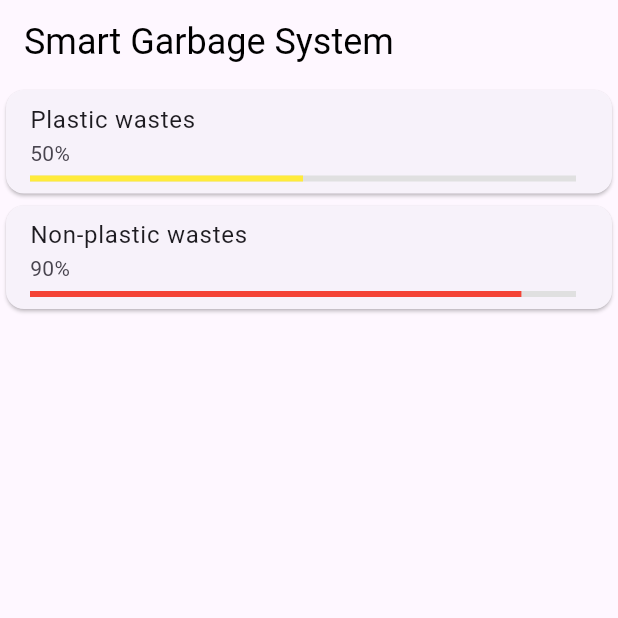
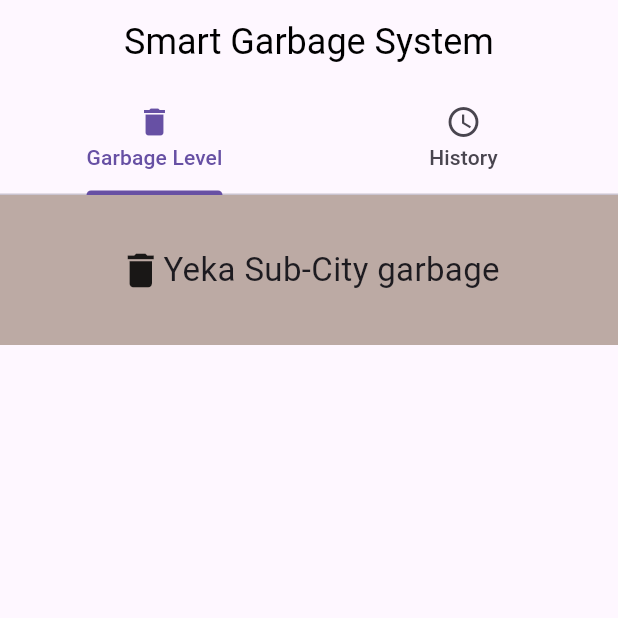
Before and after one commit to Makda-Yoseph/IETP_smart_garbage_system, a Flutter app: the screen it shows after launch, on a phone screen of 412 x 824 dp, the top half of it. Run offline on Flutter 3.47's test engine with Material 3 defaults, Android fonts, the phone set to English and light mode, and no system bars; our stand-ins replace either_dart, equatable, firebase_core, firebase_database, flutter_bloc, get_it and 1 more; missing offline and left inert: dart:ffi; accounts and stored records are empty.

Commit message:
garbage history and display level

```diff
--- /dev/null
+++ b/lib/feautures/Data/model.dart
@@ -0,0 +1,36 @@
+// 1. Create a new file named model.dart in the Data folder
+import 'package:ietp_project/feautures/Domain/entities/garbage_can_model.dart';
+
+class GarbageDataModel extends GarbageCanModel {
+  GarbageDataModel({
+    required String name,
+    required String id,
+    required int level_one,
+    required int level_two,
+  }) : super(
+          name: name,
+          id: id,
+          level_one: level_one,
+          level_two: level_two,
+        );
+
+  /// Factory method to create a GarbageCanModel instance from a JSON map
+  factory GarbageDataModel.fromJson(Map<String, dynamic> json) {
+    return GarbageDataModel(
+      name: json['name'] as String,
+      id: json['id'] as String,
+      level_one: json['level_one'] as int,
+      level_two: json['level_two'] as int,
+    );
+  }
+
+  /// Method to convert a GarbageCanModel instance to a JSON map
+  Map<String, dynamic> toJson() {
+    return {
+      'name': name,
+      'id': id,
+      'level_one': level_one,
+      'level_two': level_two,
+    };
+  }
+}
--- /dev/null
+++ b/lib/feautures/Domain/entities/garbage_can_model.dart
@@ -0,0 +1,17 @@
+import 'package:equatable/equatable.dart';
+
+class GarbageCanModel extends Equatable {
+  final String name;
+  final String id;
+  final int level_one;
+  final int level_two;
+
+  GarbageCanModel(
+      {required this.name,
+      required this.id,
+      required this.level_one,
+      required this.level_two});
+
+  @override
+  List<Object?> get props => [name, level_one, level_two, id];
+}
--- /dev/null
+++ b/lib/feautures/pages/garbage_page.dart
@@ -0,0 +1,39 @@
+import 'package:flutter/material.dart';
+// import 'package:ietp_project/feautures/pages/garbage_detail_page.dart';
+import 'garbage_detail_page.dart';
+
+class GarbagePage extends StatelessWidget {
+  @override
+  Widget build(BuildContext context) {
+    return Scaffold(
+      body: GestureDetector(
+        onTap: () {
+          Navigator.push(
+            context,
+            MaterialPageRoute(builder: (context) => garbageDetailPage()),
+          );
+        },
+        child: ClipRect(
+          child: Container(
+            color: Colors.brown[200],
+            width: double.infinity,
+            height: 100,
+            child: Center(
+              child: Row(
+                  crossAxisAlignment: CrossAxisAlignment.center,
+                  mainAxisAlignment: MainAxisAlignment.center,
+                  children: [
+                    Icon(
+                      Icons.delete,
+                      size: 30,
+                    ),
+                    Text('Yeka Sub-City garbage',
+                        style: TextStyle(fontSize: 22))
+                  ]),
+            ),
+          ),
+        ),
+      ),
+    );
+  }
+}
--- a/lib/feautures/pages/home_page.dart
+++ b/lib/feautures/pages/home_page.dart
@@ -1,65 +1,41 @@
 import 'package:flutter/material.dart';
+import 'package:ietp_project/feautures/pages/History_page.dart';
+import 'package:ietp_project/feautures/pages/garbage_page.dart';
 
 class HomePage extends StatelessWidget {
   @override
   Widget build(BuildContext context) {
-    return Scaffold(
+    return DefaultTabController(
+      length: 2, // Number of tabs
+      child: Scaffold(
         appBar: AppBar(
-        title: Text(
+          title: Center(
+            child: Text(
               'Smart Garbage System',
               style: TextStyle(color: Colors.black, fontSize: 24),
               textAlign: TextAlign.center,
             ),
           ),
-      body: Container(
-        child: Column(
-          children: <Widget>[
-            Card(
-              child: ListTile(
-                title: Text('Plastic wastes'),
-                subtitle: Column(
-                  crossAxisAlignment: CrossAxisAlignment.start,
-                  children: [
-                    Text('50%'),
-                    SizedBox(height: 5),
-                    _buildLevelIndicator(50),
+          bottom: TabBar(
+            tabs: [
+              Tab(
+                icon: Icon(Icons.delete),
+                text: 'Garbage Level',
+              ),
+              Tab(
+                icon: Icon(Icons.access_time),
+                text: 'History',
+              ),
             ],
           ),
         ),
-            ),
-            Card(
-              child: ListTile(
-                title: Text('Non-plastic wastes'),
-                subtitle: Column(
-                  crossAxisAlignment: CrossAxisAlignment.start,
+        body: TabBarView(
           children: [
-                    Text('90%'),
-                    SizedBox(height: 5),
-                    _buildLevelIndicator(90),
-                  ],
-                ),
-              ),
-            ),
+            GarbagePage(),
+            HistoryPage(),
           ],
         ),
       ),
     );
   }
-
-  Widget _buildLevelIndicator(int percentage) {
-    Color color;
-    if (percentage <= 30) {
-      color = Colors.green;
-    } else if (percentage <= 60) {
-      color = Colors.yellow;
-    } else {
-      color = Colors.red;
 }
-
-    return LinearProgressIndicator(
-      value: percentage / 100,
-      backgroundColor: Colors.grey[300],
-      valueColor: AlwaysStoppedAnimation<Color>(color),
-    );
-  }
-}
```
Also changed, not shown: lib/feautures/Data/datarepository.dart (added, +44 -0 lines), lib/feautures/Data/datasource.dart (added, +58 -0 lines), lib/feautures/Domain/repo/garbage_repo.dart (added, +10 -0 lines), lib/feautures/Domain/usecase/Get_Detail.dart (added, +13 -0 lines), lib/feautures/Domain/usecase/Get_Garbage_List.dart (added, +14 -0 lines), lib/feautures/Domain/usecase/Update_Garbage.dart (added, +14 -0 lines), lib/feautures/faulure.dart (added, +8 -0 lines), lib/feautures/pages/History_page.dart (added, +12 -0 lines), lib/feautures/pages/garbage_detail_page.dart (added, +96 -0 lines), lib/feautures/presentation/block/Event.dart (added, +32 -0 lines), lib/feautures/presentation/block/State.dart (added, +49 -0 lines), lib/feautures/presentation/block/bloc.dart (added, +45 -0 lines), lib/feautures/service_locator.dart (added, +42 -0 lines), lib/main.dart (+35 -1 lines), 2 more files, 11 other files. Lines whose indentation alone changed are shown as unchanged.
